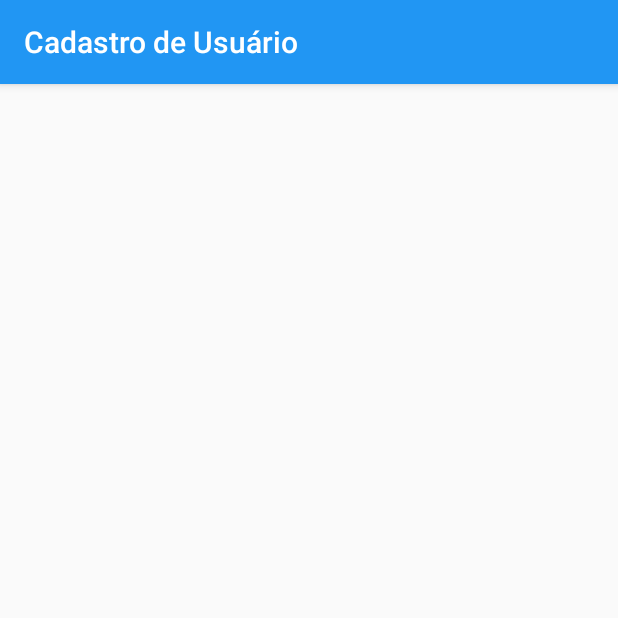
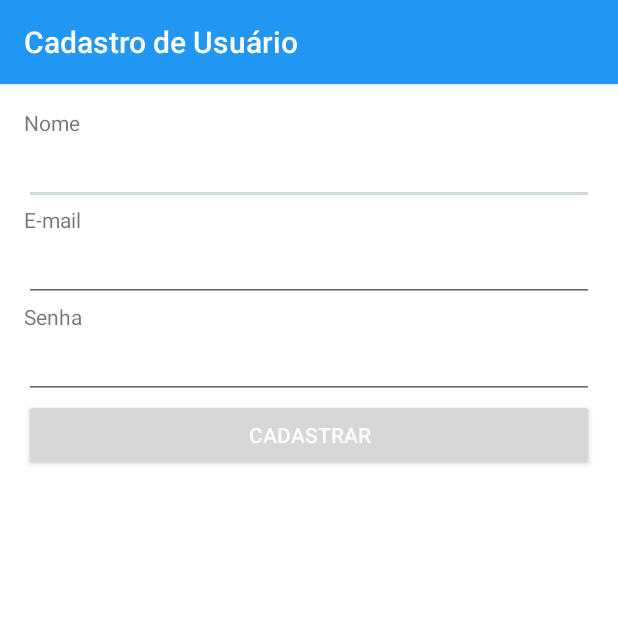
Before and after one commit to kevynwar1/Posologia, an Android app: the CadastroActivity screen opened directly, with no data from a screen before it, on a phone screen of 412 x 824 dp, the top half of it. Run offline under Robolectric (Android 15) with nearby library versions, the phone set to English and light mode, and no system bars.

Commit message:
Cadastro de Usuário com WebService

```diff
--- a/Posologia/app/src/main/AndroidManifest.xml
+++ b/Posologia/app/src/main/AndroidManifest.xml
@@ -1,6 +1,7 @@
 <manifest xmlns:android="http://schemas.android.com/apk/res/android" package="br.com.android.posologia">
+    <uses-permission android:name="android.permission.CAMERA" />
+    <uses-permission android:name="android.permission.INTERNET" />
     <uses-permission android:name="android.permission.READ_EXTERNAL_STORAGE" />
-    <uses-permission android:name="android.permission.CAMERA" />
 
     <application
         android:allowBackup="true"
--- a/Posologia/app/src/main/java/br/com/android/posologia/view/CadastroActivity.java
+++ b/Posologia/app/src/main/java/br/com/android/posologia/view/CadastroActivity.java
@@ -1,21 +1,35 @@
 package br.com.android.posologia.view;
 
-import android.database.SQLException;
-import android.database.sqlite.SQLiteDatabase;
+import android.content.Context;
+import android.os.Handler;
+import android.os.Looper;
 import android.support.v7.app.AppCompatActivity;
 import android.os.Bundle;
-import android.view.Menu;
-import android.view.MenuInflater;
-import android.view.MenuItem;
+import android.view.View;
+import android.widget.Button;
 import android.widget.EditText;
+import android.widget.Toast;
+
+import org.json.JSONObject;
+
+import java.io.BufferedReader;
+import java.io.DataOutputStream;
+import java.io.InputStreamReader;
+import java.net.HttpURLConnection;
+import java.net.URL;
 
 import br.com.android.posologia.R;
-import br.com.android.posologia.app.MessageBox;
-import br.com.android.posologia.database.DataBase;
+import br.com.android.posologia.database.WebService;
+import br.com.android.posologia.dominio.entidades.Usuario;
 
 public class CadastroActivity extends AppCompatActivity {
+    private EditText edtNome;
+    private EditText edtEmail;
+    private EditText edtSenha;
+    private Button btnCadastrar;
 
-   /*
+    WebService service;
+    Usuario usuario;
 
     @Override
     protected void onCreate(Bundle savedInstanceState) {
@@ -23,101 +37,22 @@ public class CadastroActivity extends AppCompatActivity {
         setContentView(R.layout.activity_cadastro);
 
         edtNome = (EditText) findViewById(R.id.edtNome);
+        edtEmail = (EditText) findViewById(R.id.edtEmail);
+        edtSenha = (EditText) findViewById(R.id.edtSenha);
+        btnCadastrar = (Button) findViewById(R.id.btnCadastrar);
 
-        Bundle bundle = getIntent().getExtras();
+        btnCadastrar.setOnClickListener(new View.OnClickListener() {
+            @Override
+            public void onClick(View v) {
+                service = new WebService();
+                usuario = new Usuario();
 
-        // Se recebeu parametros da lista, modo edição.
-        if ((bundle != null) && (bundle.containsKey(PessoaFragment.PARAM_PESSOA))) {
-            pessoa = ((Pessoa) bundle.getSerializable(PessoaFragment.PARAM_PESSOA));
-            preencheDados();
-        } else {
-            pessoa = new Pessoa();
-        }
+                usuario.setNome(edtNome.getText().toString());
+                usuario.setEmail(edtEmail.getText().toString());
+                usuario.setSenha(edtSenha.getText().toString());
 
-        try {
-            dataBase = new DataBase(this);
-            conn = dataBase.getWritableDatabase();
-
-            // Deixa o objeto de consulta pronto.
-            repPessoa = new RepPessoa(conn);
-        } catch (SQLException e) {
-            MessageBox.showAlert(this, getResources().getString(R.string.lbl_erro), getResources().getString(R.string.lbl_erro_conexao) + ": " + e.getMessage());
-        }
+                service.cadastrar(usuario);
+            }
+        });
     }
-
-    @Override
-    protected void onDestroy() {
-        super.onDestroy();
-
-        if (conn != null) {
-            conn.close();
-        }
-    }
-
-    @Override
-    public boolean onCreateOptionsMenu(Menu menu) {
-        MenuInflater inflater = getMenuInflater();
-        inflater.inflate(R.menu.menu_posologia_new, menu);
-
-        // Se estiver editando apresenta opção Excluir.
-        if (pessoa.getId() != 0) {
-            menu.getItem(1).setVisible(true);
-        }
-
-        return super.onCreateOptionsMenu(menu);
-    }
-
-    @Override
-    public boolean onOptionsItemSelected(MenuItem item) {
-        switch (item.getItemId()) {
-            case R.id.mn_salvar:
-                if (salvar()) {
-                    finish();
-                }
-                break;
-            case R.id.mn_excluir:
-                if (excluir()) {
-                    finish();
-                }
-                break;
-        }
-
-        return super.onOptionsItemSelected(item);
-    }
-
-    private void preencheDados() {
-        edtNome.setText(pessoa.getNome());
-    }
-
-    private boolean salvar() {
-        try {
-            pessoa.setNome(edtNome.getText().toString());
-
-            if (pessoa.getNome().isEmpty()) {
-                MessageBox.showInfo(this, getResources().getString(R.string.lbl_atencao), getResources().getString(R.string.lbl_nome_requerido));
-                return false;
-            } else {
-                if (pessoa.getId() == 0) {
-                    repPessoa.inserirPessoa(pessoa);
-                } else {
-                    repPessoa.alterarPessoa(pessoa);
-                }
-
-                return true;
-            }
-        } catch (Exception e) {
-            MessageBox.showAlert(this, getResources().getString(R.string.lbl_erro), getResources().getString(R.string.lbl_erro_salvar) + ": " + e.getMessage());
-            return false;
-        }
-    }
-
-    private boolean excluir() {
-        try {
-            repPessoa.excluirPessoa(pessoa.getId());
-            return true;
-        } catch (Exception e) {
-            MessageBox.showAlert(this, getResources().getString(R.string.lbl_erro), getResources().getString(R.string.lbl_erro_excluir) + ": " + e.getMessage());
-            return false;
-        }
-    }*/
 }
--- a/Posologia/app/src/main/res/layout/activity_cadastro.xml
+++ b/Posologia/app/src/main/res/layout/activity_cadastro.xml
@@ -2,6 +2,7 @@
 <LinearLayout xmlns:android="http://schemas.android.com/apk/res/android"
     xmlns:tools="http://schemas.android.com/tools"
     android:id="@+id/activity_pessoa_new"
+    android:background="#FFFFFF"
     android:layout_width="match_parent"
     android:layout_height="match_parent"
     android:orientation="vertical"
@@ -11,9 +12,9 @@
     android:paddingTop="@dimen/activity_vertical_margin"
     tools:context="br.com.android.posologia.view.CadastroActivity">
 
-    <LinearLayout
+    <!-- LinearLayout
         android:id="@+id/lnlNome"
-        style="@style/LnlCampoForm">
+        style="@style/LnlCampoForm" -->
 
     <TextView
         android:id="@+id/lblNome"
@@ -24,5 +25,39 @@
         android:id="@+id/edtNome"
         style="@style/EdtForm" />
 
+    <!-- /LinearLayout -->
+
+    <TextView
+        android:id="@+id/lblEmail"
+        android:layout_width="match_parent"
+        android:layout_height="wrap_content"
+        android:text="@string/lbl_email" />
+
+    <EditText
+        android:id="@+id/edtEmail"
+        android:layout_width="match_parent"
+        android:layout_height="wrap_content"
+        android:ems="10"
+        android:inputType="textEmailAddress" />
+
+    <TextView
+        android:id="@+id/lblSenha"
+        android:layout_width="match_parent"
+        android:layout_height="wrap_content"
+        android:text="@string/lbl_senha" />
+
+    <EditText
+        android:id="@+id/edtSenha"
+        android:layout_width="match_parent"
+        android:layout_height="wrap_content"
+        android:ems="10"
+        android:inputType="textPassword" />
+
+    <Button
+        android:id="@+id/btnCadastrar"
+        android:layout_width="match_parent"
+        android:layout_height="wrap_content"
+        android:text="@string/btn_cadastrar"
+        android:textColor="#FFFFFF" />
+
 </LinearLayout>
-</LinearLayout>
```
Also changed, not shown: Posologia/app/src/main/java/br/com/android/posologia/database/WebService.java (added, +73 -0 lines), Posologia/app/src/main/java/br/com/android/posologia/dominio/entidades/Usuario.java (+15 -0 lines). Lines whose indentation alone changed are shown as unchanged.
